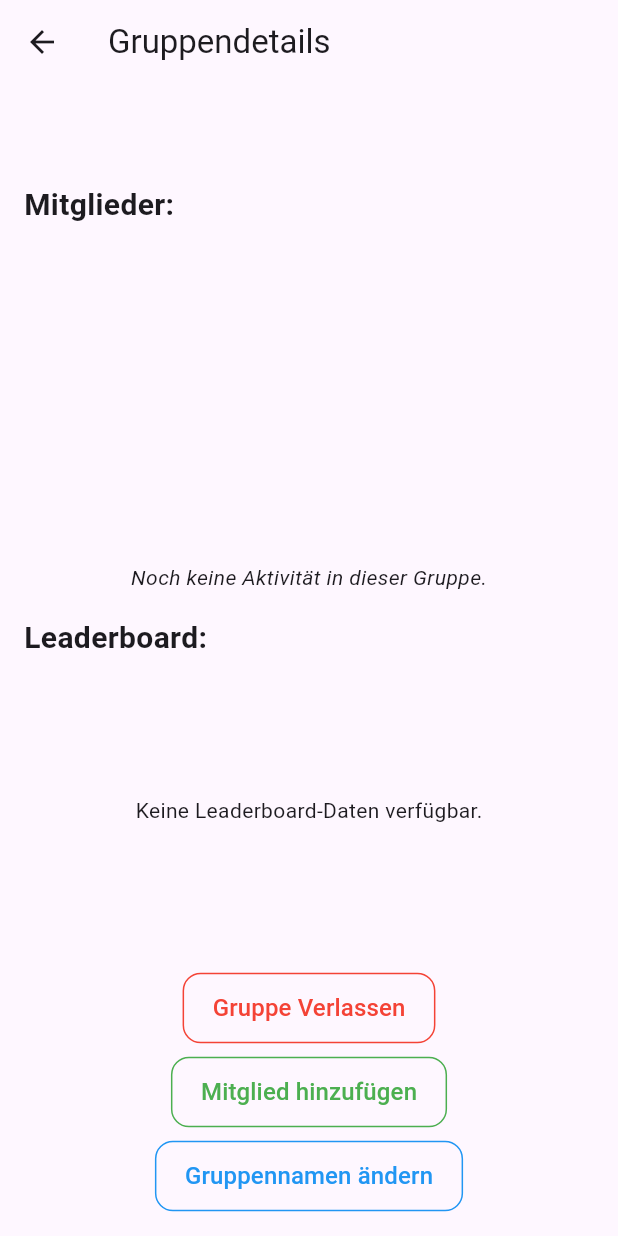
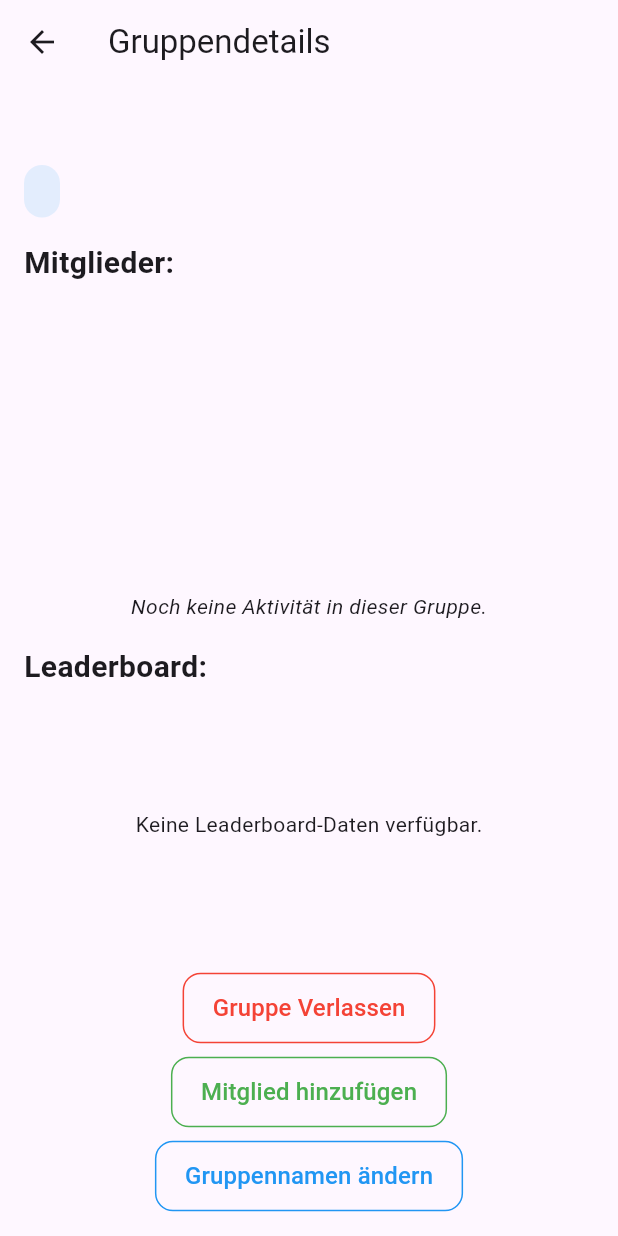
Before and after one commit to Connorh1603/BattleActivity, a Flutter app: the GroupDetailScreen screen opened directly with empty values, on a phone screen of 412 x 824 dp. Run offline on Flutter 3.47's test engine with Material 3 defaults, Android fonts, the phone set to English and light mode, and no system bars; our stand-ins replace cloud_firestore, file_picker, firebase_auth, firebase_core, firebase_storage, fl_chart and 1 more; missing offline and left inert: google_sign_in_platform_interface; accounts and stored records are empty; statements that could not run were skipped.

Commit message:
Profilbilder und Kategorie angezeigt

```diff
--- a/flutter_application_1/lib/screens/group_detail_screen.dart
+++ b/flutter_application_1/lib/screens/group_detail_screen.dart
@@ -12,7 +12,6 @@ class GroupDetailScreen extends StatelessWidget {
 
   @override
   Widget build(BuildContext context) {
-    print("DEBUG: Benutzername im Detail-Screen: $username");
 
     return Scaffold(
       appBar: AppBar(title: Text('Gruppendetails')),
@@ -38,7 +37,32 @@ class GroupDetailScreen extends StatelessWidget {
             child: Column(
               crossAxisAlignment: CrossAxisAlignment.start,
               children: [
-                Text(groupName, style: TextStyle(fontSize: 24, fontWeight: FontWeight.bold)),
+                Column(
+                  crossAxisAlignment: CrossAxisAlignment.start,
+                  children: [
+                    Text(
+                      groupName,
+                      style: TextStyle(fontSize: 24, fontWeight: FontWeight.bold),
+                    ),
+                    const SizedBox(height: 4),
+                    Container(
+                      padding: EdgeInsets.symmetric(horizontal: 12, vertical: 6),
+                      decoration: BoxDecoration(
+                        color: Colors.blue.shade100.withOpacity(0.4),
+                        borderRadius: BorderRadius.circular(12),
+                      ),
+                      child: Text(
+                        groupType,
+                        style: TextStyle(
+                          fontSize: 16,
+                          fontWeight: FontWeight.w500,
+                          color: Colors.blue.shade800,
+                        ),
+                      ),
+                    ),
+                  ],
+                ),
+
                 SizedBox(height: 16),
                 Text("Mitglieder:", style: TextStyle(fontSize: 20, fontWeight: FontWeight.bold)),
                 SizedBox(height: 8),
@@ -66,14 +90,28 @@ class GroupDetailScreen extends StatelessWidget {
                             );
                           }
 
-                          final username = userSnapshot.data!.get('username') ?? 'Unbekannt';
+                          final docData = userSnapshot.data!.data();
+                          if (docData is! Map<String, dynamic>) {
+                            return const ListTile(
+                              leading: Icon(Icons.person),
+                              title: Text("Fehlerhafte Daten"),
+                            );
+                          }
+
+                          final username = docData['username'] ?? 'Unbekannt';
+                          final profileUrl = docData['profilePictureUrl'] ?? '';
 
                           return Card(
                             elevation: 3,
                             shape: RoundedRectangleBorder(borderRadius: BorderRadius.circular(12)),
                             margin: const EdgeInsets.symmetric(vertical: 6, horizontal: 4),
                             child: ListTile(
-                              leading: const Icon(Icons.person, size: 28),
+                              leading: profileUrl.isNotEmpty
+                                  ? CircleAvatar(
+                                      backgroundImage: NetworkImage(profileUrl),
+                                      radius: 20,
+                                    )
+                                  : const Icon(Icons.person, size: 28),
                               title: Text(
                                 username,
                                 style: const TextStyle(fontWeight: FontWeight.w500),
```
